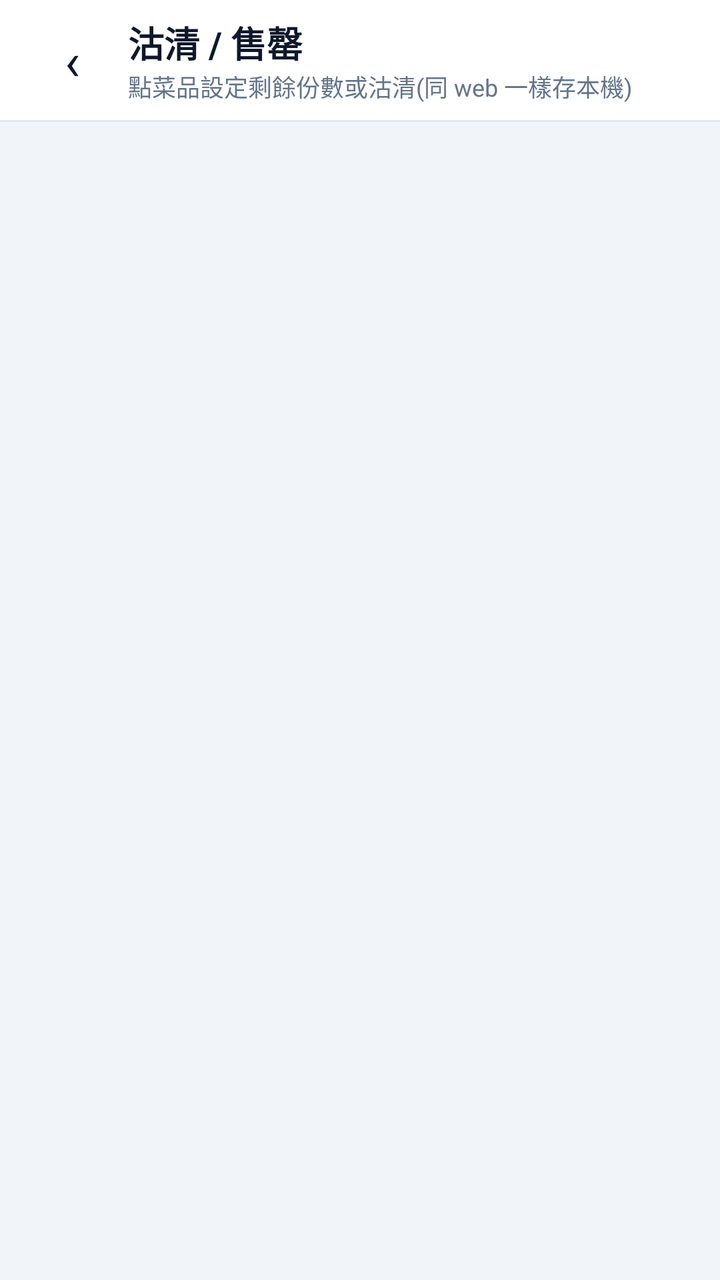
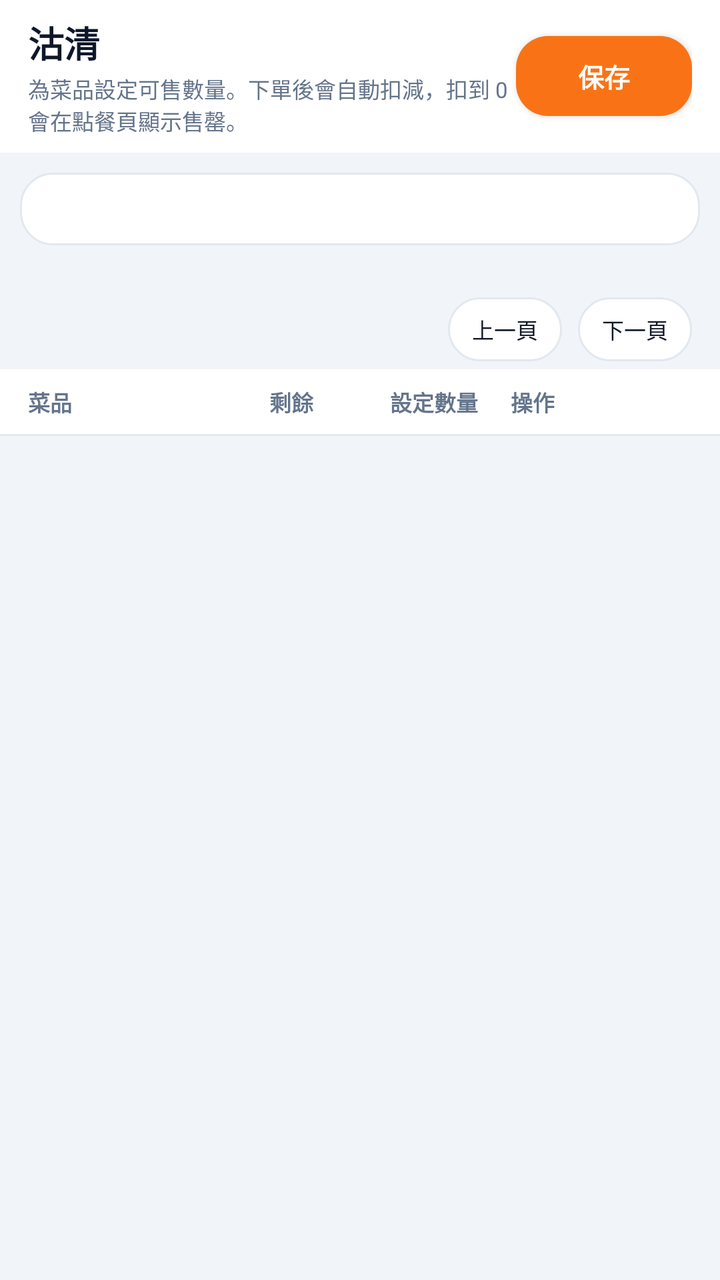

The first picture is an Android layout as it rendered before a commit; the second is the same layout after the commit. The layout source and the unified diff follow.
<!-- AndroidManifest.xml: application theme Theme.MacauposNative -->
<!-- res/layout/activity_soldout.xml -->
<?xml version="1.0" encoding="utf-8"?>
<LinearLayout xmlns:android="http://schemas.android.com/apk/res/android"
    android:layout_width="match_parent"
    android:layout_height="match_parent"
    android:background="@color/bg_screen"
    android:fitsSystemWindows="true"
    android:orientation="vertical">

    <LinearLayout
        android:layout_width="match_parent"
        android:layout_height="wrap_content"
        android:background="@color/card"
        android:gravity="center_vertical"
        android:orientation="horizontal"
        android:paddingHorizontal="14dp"
        android:paddingVertical="8dp">

        <TextView
            android:id="@+id/btnBack"
            android:layout_width="44dp"
            android:layout_height="44dp"
            android:gravity="center"
            android:text="‹"
            android:textColor="@color/text_primary"
            android:textSize="26sp" />

        <LinearLayout
            android:layout_width="0dp"
            android:layout_height="wrap_content"
            android:layout_marginStart="6dp"
            android:layout_weight="1"
            android:orientation="vertical">

            <TextView
                android:layout_width="wrap_content"
                android:layout_height="wrap_content"
                android:text="沽清 / 售罄"
                android:textColor="@color/slate_900"
                android:textSize="18sp"
                android:textStyle="bold" />

            <TextView
                android:id="@+id/txtHint"
                android:layout_width="wrap_content"
                android:layout_height="wrap_content"
                android:text="點菜品設定剩餘份數或沽清(同 web 一樣存本機)"
                android:textColor="@color/text_secondary"
                android:textSize="12sp" />
        </LinearLayout>
    </LinearLayout>

    <View
        android:layout_width="match_parent"
        android:layout_height="1dp"
        android:background="@color/card_border" />

    <androidx.recyclerview.widget.RecyclerView
        android:id="@+id/recyclerSoldOut"
        android:layout_width="match_parent"
        android:layout_height="match_parent"
        android:clipToPadding="false"
        android:padding="10dp" />
</LinearLayout>
<!-- resources referenced by this layout -->
<resources>
  <color name="bg_screen">#F1F5F9</color>
  <color name="card">#FFFFFF</color>
  <color name="card_border">#E2E8F0</color>
  <color name="slate_900">#0F172A</color>
  <color name="text_primary">#0F172A</color>
  <color name="text_secondary">#64748B</color>
  <style name="Theme.MacauposNative" parent="android:Theme.Material.Light.NoActionBar">
          <item name="android:statusBarColor">#F1F5F9</item>
          <item name="android:navigationBarColor">#FFFFFF</item>
          <item name="android:windowBackground">#F1F5F9</item>
          <item name="android:colorAccent">#F97316</item>
          <item name="android:windowLightStatusBar">true</item>
      </style>
</resources>

<!-- the commit's change to res/layout/activity_soldout.xml (unified diff, before → after) -->
@@ -6,6 +6,7 @@
     android:fitsSystemWindows="true"
     android:orientation="vertical">
 
+    
     <LinearLayout
         android:layout_width="match_parent"
         android:layout_height="wrap_content"
@@ -15,38 +16,171 @@
         android:paddingHorizontal="14dp"
         android:paddingVertical="8dp">
 
-        <TextView
-            android:id="@+id/btnBack"
-            android:layout_width="44dp"
-            android:layout_height="44dp"
-            android:gravity="center"
-            android:text="‹"
-            android:textColor="@color/text_primary"
-            android:textSize="26sp" />
-
         <LinearLayout
             android:layout_width="0dp"
             android:layout_height="wrap_content"
-            android:layout_marginStart="6dp"
             android:layout_weight="1"
             android:orientation="vertical">
 
             <TextView
                 android:layout_width="wrap_content"
                 android:layout_height="wrap_content"
-                android:text="沽清 / 售罄"
+                android:text="沽清"
                 android:textColor="@color/slate_900"
                 android:textSize="18sp"
                 android:textStyle="bold" />
 
             <TextView
-                android:id="@+id/txtHint"
                 android:layout_width="wrap_content"
                 android:layout_height="wrap_content"
-                android:text="點菜品設定剩餘份數或沽清(同 web 一樣存本機)"
+                android:layout_marginTop="2dp"
+                android:text="為菜品設定可售數量。下單後會自動扣減，扣到 0 會在點餐頁顯示售罄。"
                 android:textColor="@color/text_secondary"
-                android:textSize="12sp" />
+                android:textSize="11sp" />
         </LinearLayout>
+
+        <Button
+            android:id="@+id/btnSave"
+            android:layout_width="wrap_content"
+            android:layout_height="40dp"
+            android:background="@drawable/bg_btn_accent"
+            android:paddingHorizontal="16dp"
+            android:text="保存"
+            android:textColor="@color/btn_text_on_accent"
+            android:textSize="13sp"
+            android:textStyle="bold" />
+    </LinearLayout>
+
+    
+    <TextView
+        android:id="@+id/txtStatus"
+        android:layout_width="match_parent"
+        android:layout_height="wrap_content"
+        android:layout_margin="10dp"
+        android:background="@drawable/bg_card"
+        android:padding="10dp"
+        android:text=""
+        android:textColor="@color/text_secondary"
+        android:textSize="12sp" />
+
+    
+    <LinearLayout
+        android:layout_width="match_parent"
+        android:layout_height="wrap_content"
+        android:orientation="horizontal"
+        android:paddingHorizontal="14dp">
+
+        <LinearLayout
+            android:id="@+id/chipsTabs"
+            android:layout_width="wrap_content"
+            android:layout_height="wrap_content"
+            android:orientation="horizontal" />
+    </LinearLayout>
+
+    
+    <HorizontalScrollView
+        android:id="@+id/scrollCategories"
+        android:layout_width="match_parent"
+        android:layout_height="wrap_content"
+        android:scrollbars="none">
+
+        <LinearLayout
+            android:id="@+id/chipsCategories"
+            android:layout_width="wrap_content"
+            android:layout_height="wrap_content"
+            android:orientation="horizontal"
+            android:paddingHorizontal="14dp"
+            android:paddingVertical="6dp" />
+    </HorizontalScrollView>
+
+    
+    <LinearLayout
+        android:id="@+id/boxPaging"
+        android:layout_width="match_parent"
+        android:layout_height="wrap_content"
+        android:gravity="center_vertical"
+        android:orientation="horizontal"
+        android:paddingHorizontal="14dp"
+        android:paddingVertical="4dp">
+
+        <TextView
+            android:id="@+id/txtPageInfo"
+            android:layout_width="0dp"
+            android:layout_height="wrap_content"
+            android:layout_weight="1"
+            android:text=""
+            android:textColor="@color/text_secondary"
+            android:textSize="11sp" />
+
+        <TextView
+            android:id="@+id/btnPrev"
+            android:layout_width="wrap_content"
+            android:layout_height="32dp"
+            android:background="@drawable/bg_btn_outline"
+            android:gravity="center"
+            android:paddingHorizontal="12dp"
+            android:text="上一頁"
+            android:textColor="@color/text_primary"
+            android:textSize="11sp" />
+
+        <TextView
+            android:id="@+id/btnNext"
+            android:layout_width="wrap_content"
+            android:layout_height="32dp"
+            android:layout_marginStart="8dp"
+            android:background="@drawable/bg_btn_outline"
+            android:gravity="center"
+            android:paddingHorizontal="12dp"
+            android:text="下一頁"
+            android:textColor="@color/text_primary"
+            android:textSize="11sp" />
+    </LinearLayout>
+
+    
+    <LinearLayout
+        android:id="@+id/boxTableHead"
+        android:layout_width="match_parent"
+        android:layout_height="wrap_content"
+        android:background="@color/card"
+        android:orientation="horizontal"
+        android:paddingHorizontal="14dp"
+        android:paddingVertical="8dp">
+
+        <TextView
+            android:layout_width="0dp"
+            android:layout_height="wrap_content"
+            android:layout_weight="2"
+            android:text="菜品"
+            android:textColor="@color/text_secondary"
+            android:textSize="11sp"
+            android:textStyle="bold" />
+
+        <TextView
+            android:layout_width="0dp"
+            android:layout_height="wrap_content"
+            android:layout_weight="1"
+            android:text="剩餘"
+            android:textColor="@color/text_secondary"
+            android:textSize="11sp"
+            android:textStyle="bold" />
+
+        <TextView
+            android:layout_width="0dp"
+            android:layout_height="wrap_content"
+            android:layout_weight="1"
+            android:text="設定數量"
+            android:textColor="@color/text_secondary"
+            android:textSize="11sp"
+            android:textStyle="bold" />
+
+        <TextView
+            android:layout_width="0dp"
+            android:layout_height="wrap_content"
+            android:layout_weight="1.5"
+            android:text="操作"
+            android:textColor="@color/text_secondary"
+            android:textSize="11sp"
+            android:textStyle="bold" />
     </LinearLayout>
 
     <View
@@ -54,10 +188,31 @@
         android:layout_height="1dp"
         android:background="@color/card_border" />
 
+    
     <androidx.recyclerview.widget.RecyclerView
         android:id="@+id/recyclerSoldOut"
         android:layout_width="match_parent"
-        android:layout_height="match_parent"
+        android:layout_height="0dp"
+        android:layout_weight="1"
         android:clipToPadding="false"
-        android:padding="10dp" />
+        android:paddingHorizontal="10dp" />
+
+    
+    <LinearLayout
+        android:id="@+id/panelSpecs"
+        android:layout_width="match_parent"
+        android:layout_height="0dp"
+        android:layout_weight="1"
+        android:gravity="center"
+        android:orientation="vertical"
+        android:visibility="gone">
+
+        <TextView
+            android:layout_width="wrap_content"
+            android:layout_height="wrap_content"
+            android:padding="24dp"
+            android:text="規格沽清：目前菜單冇規格資料時顯示空狀態。\n\n規格沽清功能喺原生版以簡化方式提供，完整功能請用 web 版。"
+            android:textColor="@color/text_secondary"
+            android:textSize="13sp" />
+    </LinearLayout>
 </LinearLayout>
<!-- resource entries referenced after the edit -->
@@ -6,6 +6,53 @@
   <color name="slate_900">#0F172A</color>
   <color name="text_primary">#0F172A</color>
   <color name="text_secondary">#64748B</color>
+  <!-- drawable bg_btn_accent (drawable) -->
+  <?xml version="1.0" encoding="utf-8"?>
+  <selector xmlns:android="http://schemas.android.com/apk/res/android">
+      <item android:state_pressed="true">
+          <shape android:shape="rectangle">
+              <solid android:color="@color/accent_deep" />
+              <corners android:radius="16dp" />
+          </shape>
+      </item>
+      <item android:state_enabled="false">
+          <shape android:shape="rectangle">
+              <solid android:color="#E2E8F0" />
+              <corners android:radius="16dp" />
+          </shape>
+      </item>
+      <item>
+          <shape android:shape="rectangle">
+              <solid android:color="@color/accent" />
+              <corners android:radius="16dp" />
+          </shape>
+      </item>
+  </selector>
+  <!-- drawable bg_btn_outline (drawable) -->
+  <?xml version="1.0" encoding="utf-8"?>
+  <selector xmlns:android="http://schemas.android.com/apk/res/android">
+      <item android:state_pressed="true">
+          <shape android:shape="rectangle">
+              <solid android:color="@color/chip_bg" />
+              <corners android:radius="16dp" />
+              <stroke android:width="1dp" android:color="@color/text_faint" />
+          </shape>
+      </item>
+      <item>
+          <shape android:shape="rectangle">
+              <solid android:color="@color/card" />
+              <corners android:radius="16dp" />
+              <stroke android:width="1dp" android:color="@color/card_border" />
+          </shape>
+      </item>
+  </selector>
+  <!-- drawable bg_card (drawable) -->
+  <?xml version="1.0" encoding="utf-8"?>
+  <shape xmlns:android="http://schemas.android.com/apk/res/android" android:shape="rectangle">
+      <solid android:color="@color/card" />
+      <corners android:radius="16dp" />
+      <stroke android:width="1dp" android:color="@color/card_border" />
+  </shape>
   <style name="Theme.MacauposNative" parent="android:Theme.Material.Light.NoActionBar">
           <item name="android:statusBarColor">#F1F5F9</item>
           <item name="android:navigationBarColor">#FFFFFF</item>
@@ -13,5 +60,9 @@
           <item name="android:colorAccent">#F97316</item>
           <item name="android:windowLightStatusBar">true</item>
       </style>
+  <color name="accent_deep">#EA580C</color>
+  <color name="accent">#F97316</color>
+  <color name="chip_bg">#F8FAFC</color>
+  <color name="text_faint">#94A3B8</color>
 </resources>
 
